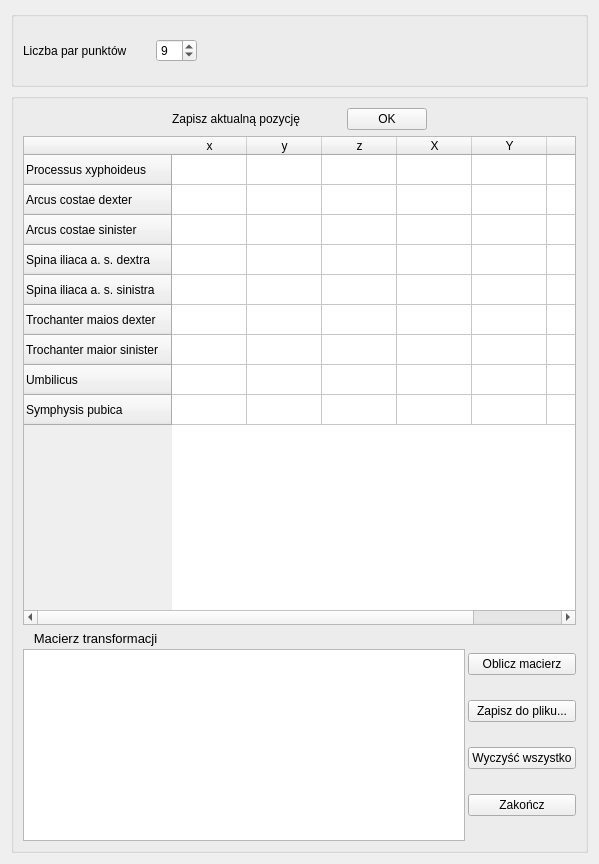
bpycinski/PlusApp, file CommonWidgets/LandmarkTransformationWidget.ui: the form before one commit.
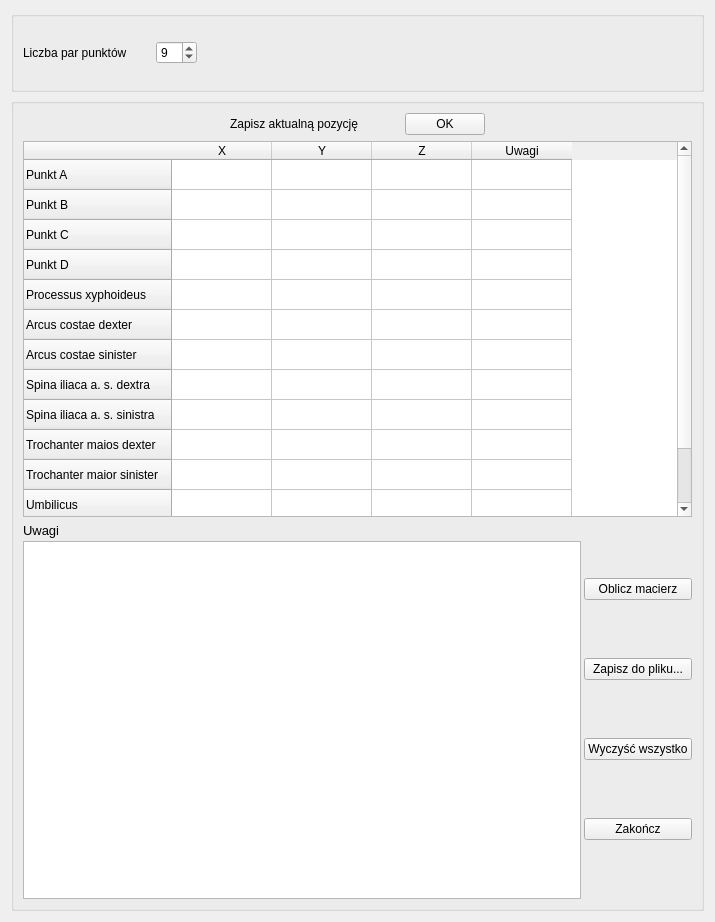
The form after the commit.

Commit message: Modyfikacja GUI - wylaczenie mozliwosci obliczania transformacji. Przejmie to inna aplikacja, tutaj pozostaje tylko zapisywanie pozycji do pliku

Patch:
```diff
--- a/CommonWidgets/LandmarkTransformationWidget.ui
+++ b/CommonWidgets/LandmarkTransformationWidget.ui
@@ -6,8 +6,8 @@
    <rect>
     <x>0</x>
     <y>0</y>
-    <width>599</width>
-    <height>864</height>
+    <width>715</width>
+    <height>922</height>
    </rect>
   </property>
   <property name="sizePolicy">
@@ -88,7 +88,7 @@
      <property name="title">
       <string/>
      </property>
-     <layout class="QVBoxLayout" name="verticalLayout_2" stretch="0,4,0">
+     <layout class="QVBoxLayout" name="verticalLayout_2" stretch="0,0,0">
       <item>
        <layout class="QHBoxLayout" name="horizontalLayout_2">
         <property name="spacing">
@@ -155,7 +155,7 @@
       <item>
        <widget class="QTableWidget" name="tableWidget">
         <attribute name="horizontalHeaderDefaultSectionSize">
-         <number>75</number>
+         <number>100</number>
         </attribute>
         <attribute name="horizontalHeaderMinimumSectionSize">
          <number>10</number>
@@ -163,6 +163,29 @@
         <attribute name="horizontalHeaderStretchLastSection">
          <bool>false</bool>
         </attribute>
+        <attribute name="verticalHeaderDefaultSectionSize">
+         <number>30</number>
+        </attribute>
+        <row>
+         <property name="text">
+          <string>Punkt A</string>
+         </property>
+        </row>
+        <row>
+         <property name="text">
+          <string>Punkt B</string>
+         </property>
+        </row>
+        <row>
+         <property name="text">
+          <string>Punkt C</string>
+         </property>
+        </row>
+        <row>
+         <property name="text">
+          <string>Punkt D</string>
+         </property>
+        </row>
         <row>
          <property name="text">
           <string>Processus xyphoideus</string>
@@ -208,21 +231,6 @@
           <string>Symphysis pubica</string>
          </property>
         </row>
-        <column>
-         <property name="text">
-          <string>x</string>
-         </property>
-        </column>
-        <column>
-         <property name="text">
-          <string>y</string>
-         </property>
-        </column>
-        <column>
-         <property name="text">
-          <string>z</string>
-         </property>
-        </column>
         <column>
          <property name="text">
           <string>X</string>
@@ -238,6 +246,11 @@
           <string>Z</string>
          </property>
         </column>
+        <column>
+         <property name="text">
+          <string>Uwagi</string>
+         </property>
+        </column>
        </widget>
       </item>
       <item>
@@ -258,7 +271,7 @@
              </font>
             </property>
             <property name="text">
-             <string>   Macierz transformacji</string>
+             <string>Uwagi</string>
             </property>
            </widget>
           </item>
```
Left out of the diff: 10 changed lines with no effect on the pictures. Lines whose indentation alone changed are shown as unchanged. The commit also changes 3 other files.
